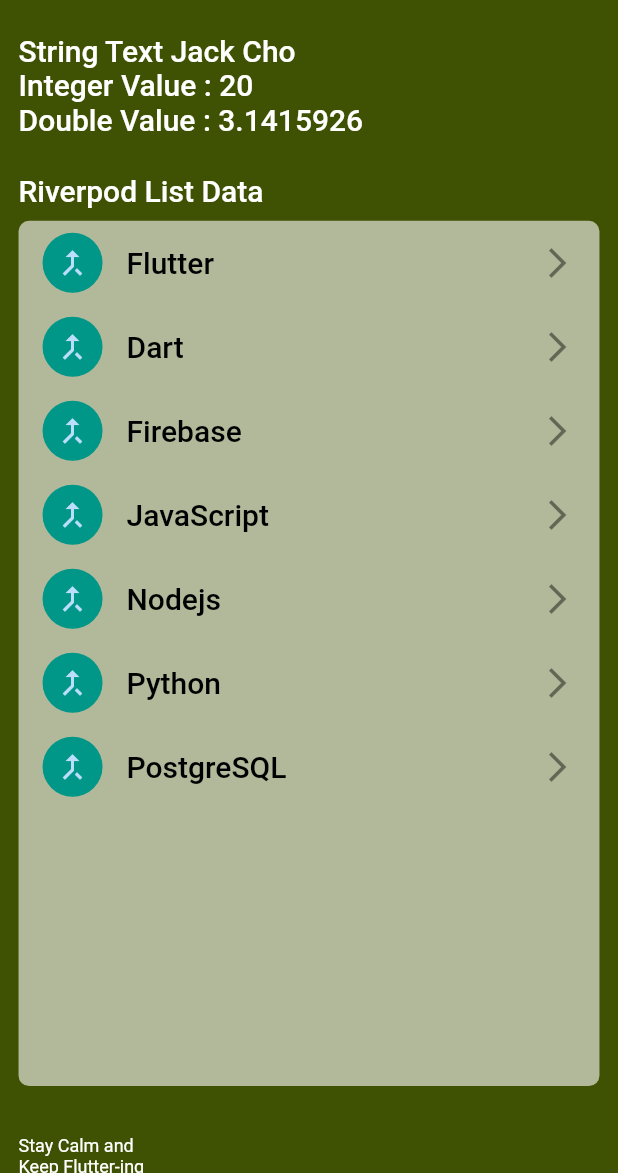
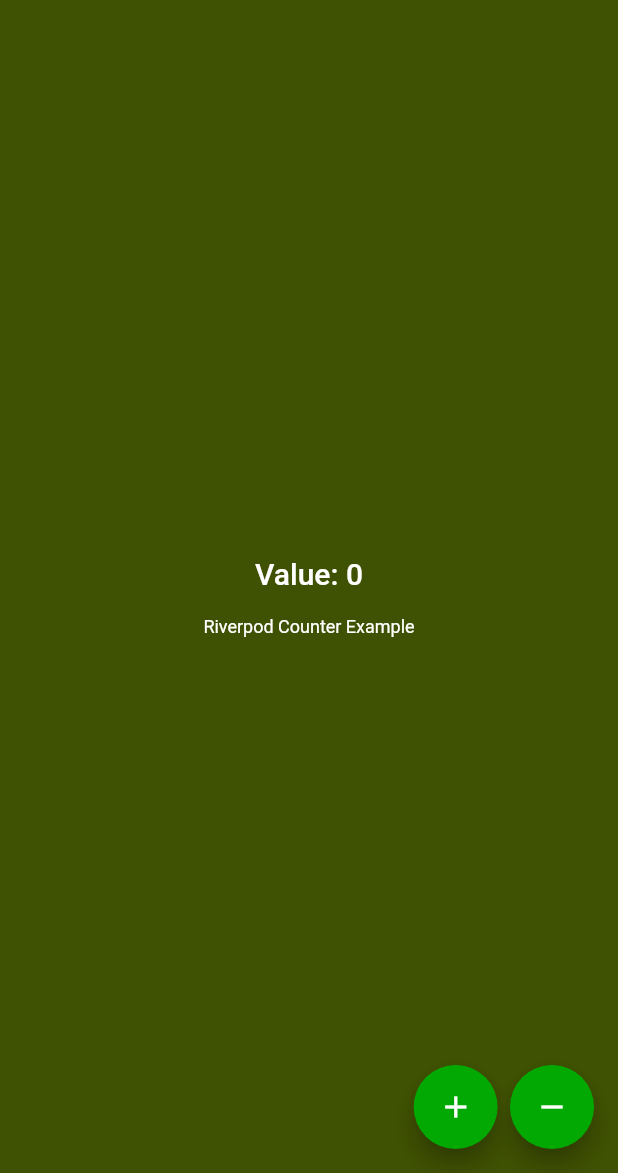
Before and after one commit to jack06215/FlutterExploringRiverpod, a Flutter app: the screen it shows after launch, on a phone screen of 412 x 824 dp, the part 63-1236 px from its top. Run offline on Flutter 3.47's test engine with Material 2 defaults, Android fonts, the phone set to English and light mode, and no system bars; our stand-ins replace flutter_hooks, flutter_riverpod, freezed_annotation, hooks_riverpod.

Commit message:
changenotifier vs statenotifier

```diff
--- a/lib/basic_counter1.dart
+++ b/lib/basic_counter1.dart
@@ -1,7 +1,7 @@
 import 'package:flutter/material.dart';
 import 'package:hooks_riverpod/hooks_riverpod.dart';
 
-class CounterRiverpod extends ChangeNotifier {
+class Counter extends ChangeNotifier {
   int _value = 0;
 
   int get value => _value;
@@ -17,6 +17,6 @@
   }
 }
 
-final appCounterRiverpod = ChangeNotifierProvider<CounterRiverpod>(
-  (ref) => CounterRiverpod(),
+final appCounterRiverpod = ChangeNotifierProvider<Counter>(
+  (ref) => Counter(),
 );
--- a/lib/basic_counter2.dart
+++ b/lib/basic_counter2.dart
@@ -3,8 +3,8 @@
 class CounterNotifier extends StateNotifier<int> {
   CounterNotifier() : super(0);
 
-  void increment() => state++;
-  void decrement() => state--;
+  void add() => state++;
+  void subtract() => state--;
 }
 
 final counterState =
--- a/lib/main.dart
+++ b/lib/main.dart
@@ -1,5 +1,7 @@
 import 'package:flutter/material.dart';
-import 'package:flutter_riverpod_practices/pages/basic_page.dart';
+import 'package:flutter_riverpod_practices/pages/basic_counter1_page.dart';
+import 'package:flutter_riverpod_practices/pages/basic_counter2_page.dart';
+import 'package:flutter_riverpod_practices/pages/basic_riverpod_page.dart';
 import 'package:hooks_riverpod/hooks_riverpod.dart';
 
 void main() {
@@ -20,7 +22,7 @@
         primarySwatch: Colors.blue,
       ),
       debugShowCheckedModeBanner: false,
-      home: const DataTypePage(),
+      home: const BasicCounterPage2(),
     );
   }
 }
--- /dev/null
+++ b/lib/pages/basic_counter2_page.dart
@@ -0,0 +1,87 @@
+import 'package:flutter_riverpod_practices/basic_counter2.dart';
+import 'package:flutter_riverpod_practices/basic_riverpod.dart';
+import 'package:flutter/material.dart';
+import 'package:hooks_riverpod/hooks_riverpod.dart';
+
+final appCounterProvider =
+    StateNotifierProvider<CounterNotifier, int>((ref) => CounterNotifier());
+
+class BasicCounterPage2 extends HookConsumerWidget {
+  const BasicCounterPage2({Key? key}) : super(key: key);
+  @override
+  Widget build(BuildContext context, WidgetRef ref) {
+    final mq = MediaQuery.of(context).size;
+    final applyCount = ref.watch(appCounterProvider.notifier);
+    final count = ref.watch(appCounterProvider);
+    final appName = ref.watch(appNameProvider);
+    return SafeArea(
+      child: Scaffold(
+        appBar: _appBar(appName, context),
+        floatingActionButton: rowfloatingActionButton(applyCount, mq),
+        body: Column(
+          mainAxisAlignment: MainAxisAlignment.center,
+          crossAxisAlignment: CrossAxisAlignment.center,
+          children: [
+            Center(
+              child: Text(
+                "Value: $count",
+                style: Theme.of(context)
+                    .textTheme
+                    .headline6!
+                    .copyWith(color: Colors.white),
+              ),
+            ),
+            SizedBox(
+              height: mq.height * 0.02,
+            ),
+            Text(
+              "Riverpod Counter Example",
+              style: Theme.of(context)
+                  .textTheme
+                  .caption!
+                  .copyWith(color: Colors.white),
+            )
+          ],
+        ),
+      ),
+    );
+  }
+
+  AppBar _appBar(String appName, BuildContext context) {
+    return AppBar(
+      backgroundColor: Colors.transparent,
+      elevation: 0,
+      centerTitle: true,
+      title: Text(
+        appName,
+        style: Theme.of(context)
+            .textTheme
+            .headline5!
+            .copyWith(color: Colors.white),
+      ),
+    );
+  }
+
+  Widget rowfloatingActionButton(CounterNotifier applyCount, Size mq) {
+    return Row(
+      mainAxisAlignment: MainAxisAlignment.end,
+      children: [
+        FloatingActionButton(
+          onPressed: () {
+            applyCount.add();
+          },
+          child: const Icon(Icons.add),
+        ),
+        SizedBox(
+          width: mq.width * 0.02,
+        ),
+        FloatingActionButton(
+          onPressed: () {
+            applyCount.subtract();
+          },
+          child: const Icon(Icons.remove),
+        ),
+      ],
+    );
+  }
+}
--- a/lib/pages/basic_page.dart
+++ b/lib/pages/basic_riverpod_page.dart
@@ -2,8 +2,8 @@
 import 'package:flutter/material.dart';
 import 'package:flutter_riverpod/flutter_riverpod.dart';
 
-class DataTypePage extends ConsumerWidget {
-  const DataTypePage({Key? key}) : super(key: key);
+class BasicTypePage extends ConsumerWidget {
+  const BasicTypePage({Key? key}) : super(key: key);
 
   @override
   Widget build(BuildContext context, WidgetRef ref) {
```
Also changed, not shown: lib/pages/basic_counter1_page.dart (added, +87 -0 lines).
